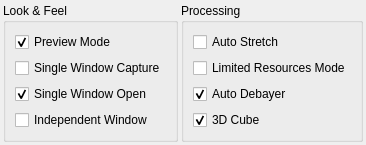
Before: the Qt Designer form kstars/fitsviewer/opsfits.ui in KDE/kstars, drawn with Qt 5.
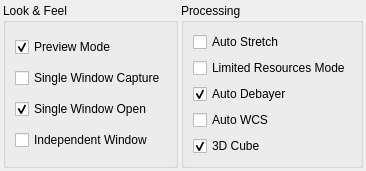
After: the same form once the commit is applied.

```diff
--- a/kstars/fitsviewer/opsfits.ui
+++ b/kstars/fitsviewer/opsfits.ui
@@ -146,6 +146,16 @@
           </property>
          </widget>
         </item>
+        <item>
+         <widget class="QCheckBox" name="kcfg_AutoWCS">
+          <property name="toolTip">
+           <string>&lt;html&gt;&lt;head/&gt;&lt;body&gt;&lt;p&gt;Automatically load World-Coordinate-System (WCS) data when opening a FITS file.&lt;/p&gt;&lt;p&gt;&lt;span style=&quot; font-weight:600;&quot;&gt;Warning: Only enable this option on very fast machines as it can lead to unpredictable behavior resulting in crashes on slower machines.&lt;/span&gt;&lt;/p&gt;&lt;/body&gt;&lt;/html&gt;</string>
+          </property>
+          <property name="text">
+           <string>Auto WCS</string>
+          </property>
+         </widget>
+        </item>
         <item>
          <widget class="QCheckBox" name="kcfg_Auto3DCube">
           <property name="toolTip">
```
